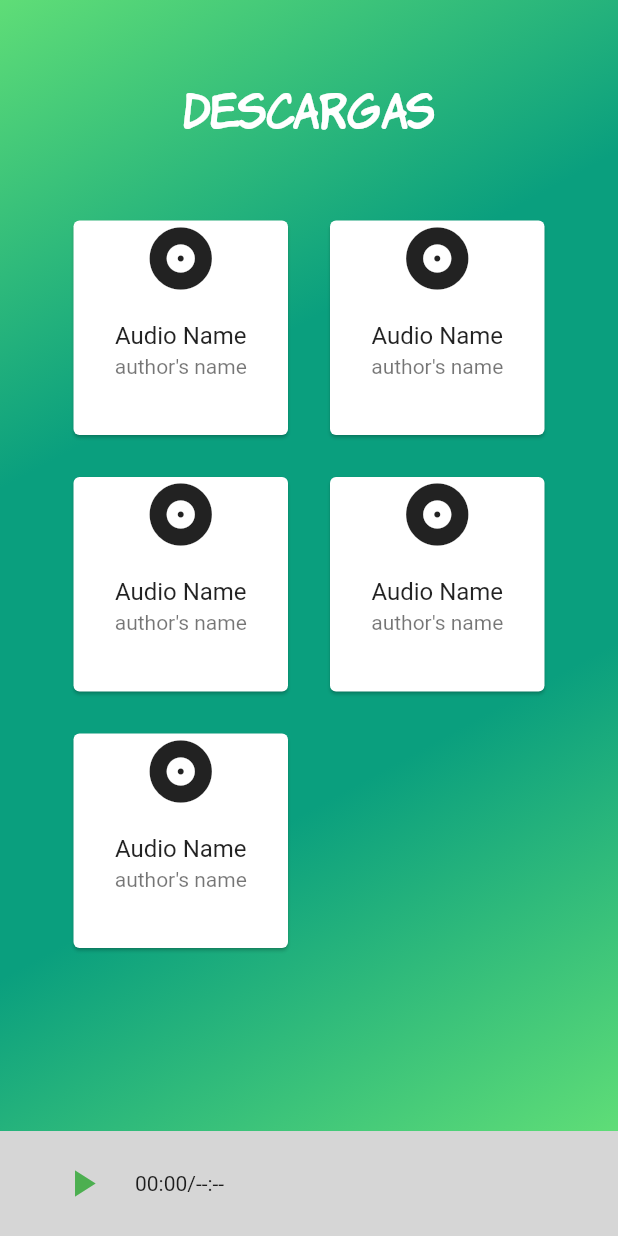
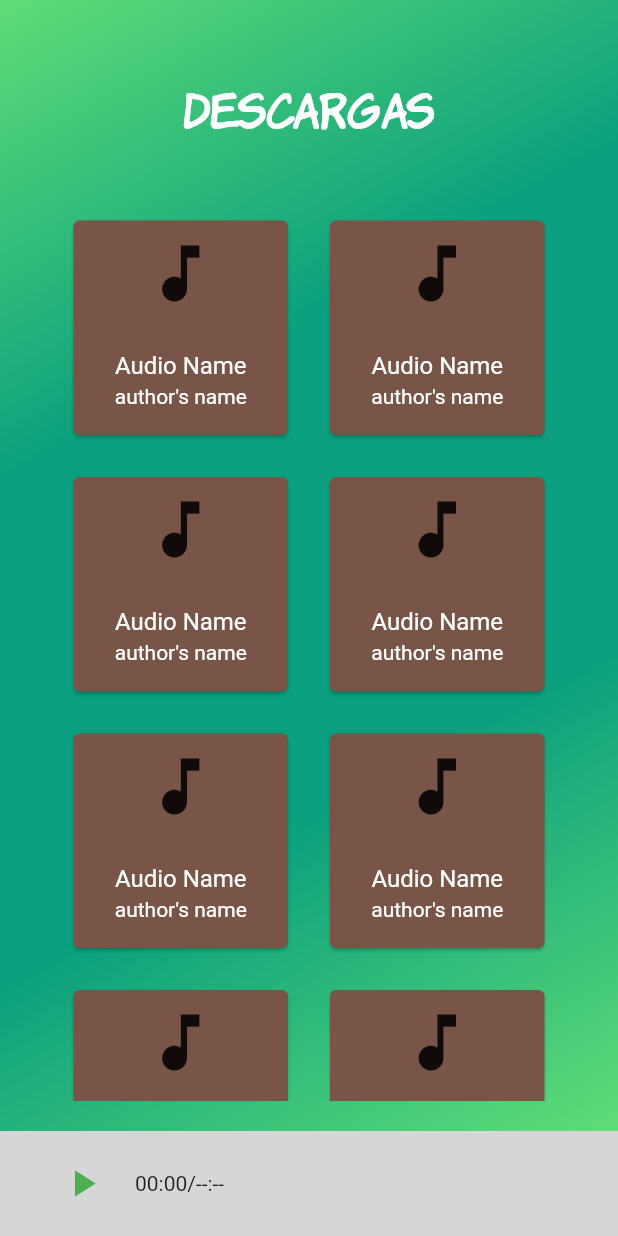
Before and after one commit to obejashaundev/damn_app, a Flutter app: the Descargas screen opened by its route, on a phone screen of 412 x 824 dp. Run offline on Flutter 3.47's test engine with Material 2 defaults, Android fonts, the light colour scheme and no system bars.

Commit message:
API RandomColor DEPRECADA, mejoras vistas descargas

```diff
--- a/lib/src/pages/descargas.dart
+++ b/lib/src/pages/descargas.dart
@@ -1,8 +1,8 @@
-// ignore_for_file: prefer_const_literals_to_create_immutables, prefer_const_constructors, prefer_const_constructors_in_immutables
+// ignore_for_file: prefer_const_literals_to_create_immutables, prefer_const_constructors, prefer_const_constructors_in_immutables, import_of_legacy_library_into_null_safe
 
 import 'package:flutter/material.dart';
 import '../components/reproduce_bar.dart';
-import 'package:random_color/random_color.dart';
+import 'dart:math';
 
 class Descargas extends StatefulWidget {
   Descargas({Key? key}) : super(key: key);
@@ -56,19 +56,27 @@ class _DescargasState extends State<Descargas> {
 
   List<Widget> generarListaAudios() {
     List<Widget> audios = List.empty(growable: true);
-    for (var i = 0; i < 5; i++) {
+    for (var i = 0; i < 25; i++) {
       Card tarjeta = Card(
-          color: RandomColor().randomColor(),
+          color: Colors.primaries[Random().nextInt(Colors.primaries.length)],
           child: Column(
             mainAxisSize: MainAxisSize.max,
             children: <Widget>[
-              Icon(Icons.album, size: 50),
+              Container(
+                  margin: EdgeInsets.symmetric(vertical: 10),
+                  child: Icon(Icons.music_note, size: 50)),
               ListTile(
                 title: Center(
-                  child: Text('Audio Name'),
+                  child: Text(
+                    'Audio Name',
+                    style: TextStyle(color: Colors.white),
+                  ),
                 ),
                 subtitle: Center(
-                  child: Text("author's name"),
+                  child: Text(
+                    "author's name",
+                    style: TextStyle(color: Colors.white),
+                  ),
                 ),
               )
             ],
--- a/pubspec.yaml
+++ b/pubspec.yaml
@@ -34,7 +34,6 @@ dependencies:
   # The following adds the Cupertino Icons font to your application.
   # Use with the CupertinoIcons class for iOS style icons.
   cupertino_icons: ^1.0.2
-  random_color: ^1.0.5
 
 dev_dependencies:
   flutter_test:
```
Also changed, not shown: pubspec.lock.
